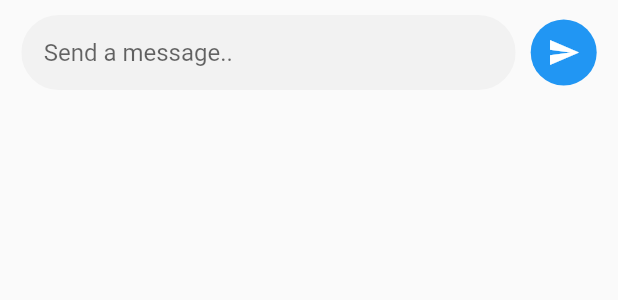
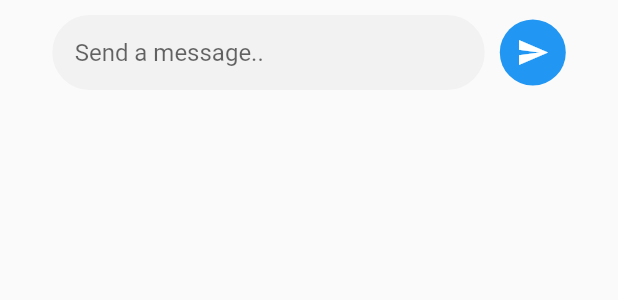
Before and after one commit to roshanpaturkar/the_three_broomsticks, a Flutter app: the GroupMessageInput widget shown alone on an empty page, opened directly, on a phone screen of 412 x 824 dp. Shown: the top 300 px of the screen. Run offline on Flutter 3.47's test engine with Material 2 defaults, Android fonts, the phone set to English and light mode, and no system bars; our stand-ins replace cloud_firestore, file_picker, firebase_auth, firebase_core, firebase_database, firebase_storage and 7 more; missing offline and left inert: move_to_background; accounts and stored records are empty; network calls fail.

Commit message:
message and input tile bug fixed

```diff
--- a/lib/components/group_message_input.dart
+++ b/lib/components/group_message_input.dart
@@ -96,8 +96,8 @@ class _GroupMessageInputState extends State<GroupMessageInput> {
             child: Container(
               height: 50,
               width: GetPlatform.isWeb
-                  ? MediaQuery.of(context).size.width * 0.23
-                  : MediaQuery.of(context).size.width * 0.80,
+                  ? MediaQuery.of(context).size.width * 0.3
+                  : MediaQuery.of(context).size.width * 0.7,
               color: const Color(0xffF2F2F2),
               child: Center(
                 child: Padding(
--- a/lib/screens/common_room_screen.dart
+++ b/lib/screens/common_room_screen.dart
@@ -54,7 +54,7 @@ class _CommonRoomScreenState extends State<CommonRoomScreen> {
           height: MediaQuery.of(context).size.height,
           width: GetPlatform.isWeb
               ? MediaQuery.of(context).size.width * 0.3
-              : MediaQuery.of(context).size.width * 0.8,
+              : MediaQuery.of(context).size.width * 0.9,
           child: Column(
             children: [
               Expanded(
```
Also changed, not shown: lib/components/message_tiles.dart (+8 -5 lines).
